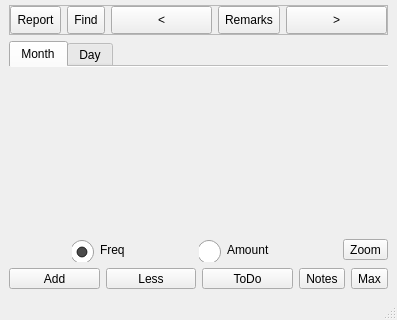
The window that mainwindow.ui (ic005k/Knot-Legacy) describes before a commit, drawn with Qt 5; both pictures show x 0 to 397 and y 314 to 634 of the 397 by 634 pixel window.
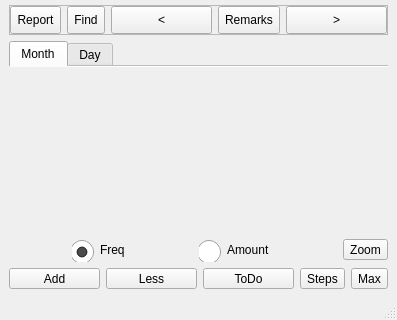
The same window after the commit. Icons and pictures are not drawn.

```diff
--- a/mainwindow.ui
+++ b/mainwindow.ui
@@ -666,7 +666,7 @@
       <item>
        <widget class="QToolButton" name="btnMainNotes">
         <property name="text">
-         <string>Notes</string>
+         <string>Steps</string>
         </property>
        </widget>
       </item>
```
